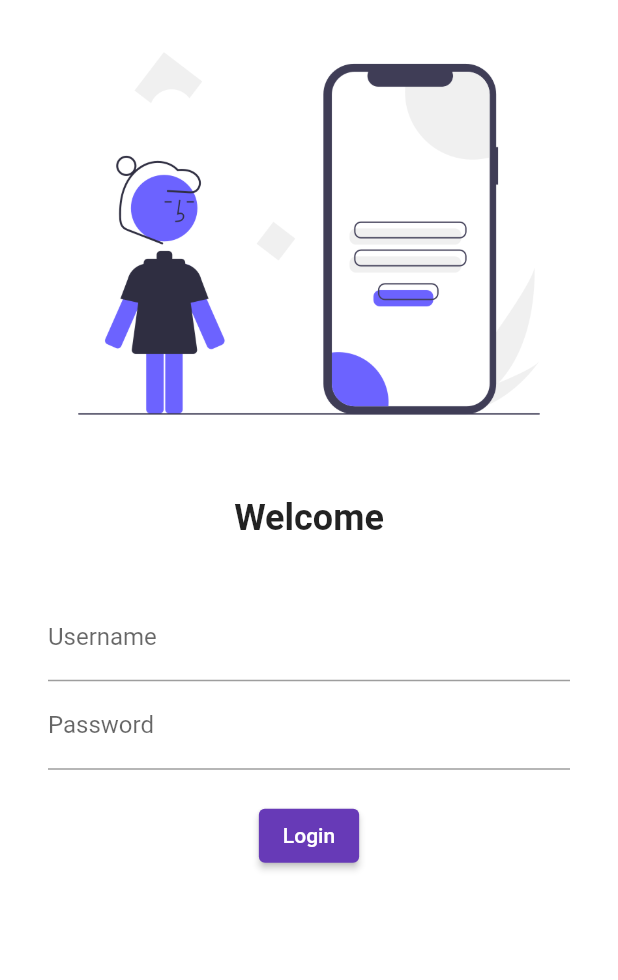
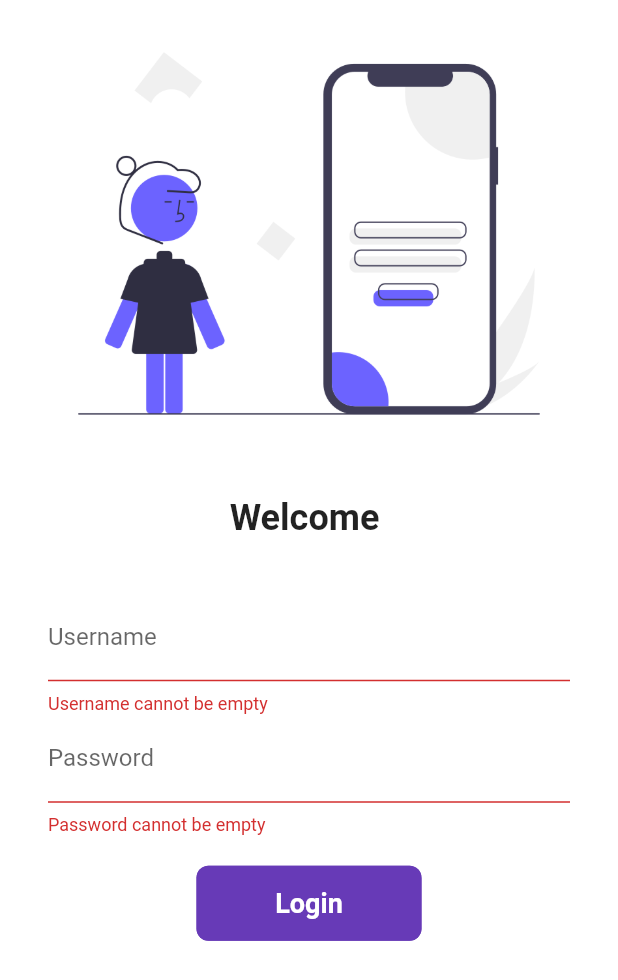
Before and after one commit to iftikh36/Ecommerce_APP, a Flutter app: the screen it shows after launch, after a tap on "Login", on a phone screen of 412 x 824 dp. Shown: the top 980 px of the screen. Run offline on Flutter 3.47's test engine with Material 2 defaults, Android fonts, the phone set to English and light mode, and no system bars; our stand-ins replace google_fonts.

Commit message:
Day-6 completed

```diff
--- a/lib/main.dart
+++ b/lib/main.dart
@@ -1,4 +1,5 @@
 import 'package:flutter/material.dart';
+import 'package:flutter_application_1/routes/my_routes.dart';
 import 'package:google_fonts/google_fonts.dart';
 import 'package:flutter_application_1/pages/home_page.dart';
 import 'package:flutter_application_1/pages/login_pages.dart';
@@ -19,10 +20,11 @@ class MyApp extends StatelessWidget {
         brightness: Brightness.dark,
         ),
       routes: {
-        "/":(context) => LoginPage(),
-        "/home":(context) => HomePage(),
+
+        MyRoutes.homeRoute:(context) => HomePage(),
         "/login":(context) => LoginPage()
       },
+      home: LoginPage(),
     );
   }
   }
--- a/lib/pages/login_pages.dart
+++ b/lib/pages/login_pages.dart
@@ -1,14 +1,44 @@
 import 'dart:ui';
 
 import 'package:flutter/material.dart';
+import '../routes/my_routes.dart';
 
-class LoginPage extends StatelessWidget {
+class LoginPage extends StatefulWidget {
+  @override
+  State<LoginPage> createState() => _LoginPageState();
+}
+
+class _LoginPageState extends State<LoginPage> {
+  String name = "";
+  bool changeButton = false;
+
+  final _formkey = GlobalKey<FormState>();
+  moveToHome(BuildContext context) async {
+    try {
+      if (_formkey.currentState!.validate()) {
+        setState(() {
+          changeButton = true;
+        });
+        await Future.delayed(Duration(seconds: 1));
+        await Navigator.pushNamed(context, MyRoutes.homeRoute);
+        setState(() {
+          changeButton = false;
+        });
+      }
+    } catch (er) {
+      print('null state');
+      // ScaffoldMessenger.of(context)
+      //     .showSnackBar(SnackBar(content: Text('Please fill details.')));
+    }
+  }
+
   @override
   Widget build(BuildContext context) {
     return Material(
         color: Colors.white,
-        child: Column(
-      children: [
+        child: Form(
+          key: _formkey,
+          child: Column(children: [
             Image.asset(
               "assets/images/login_image.png",
               fit: BoxFit.cover,
@@ -17,7 +47,7 @@ class LoginPage extends StatelessWidget {
               height: 20.0,
             ),
             Text(
-          "Welcome",
+              "Welcome $name",
               style: TextStyle(
                 fontSize: 24,
                 fontWeight: FontWeight.bold,
@@ -27,13 +57,25 @@ class LoginPage extends StatelessWidget {
               height: 20.0,
             ),
             Padding(
-         padding: const EdgeInsets.symmetric(vertical:16.0, horizontal: 32.0),
-         child: Column (children: [
+                padding: const EdgeInsets.symmetric(
+                    vertical: 16.0, horizontal: 32.0),
+                child: Column(children: [
                   TextFormField(
                     decoration: InputDecoration(
-              hintText: "Username",
+                      hintText: "Enter username",
                       labelText: "Username",
                     ),
+                    validator: (value) {
+                      if (value!.isEmpty) {
+                        return "Username cannot be empty";
+                      }
+
+                      return null;
+                    },
+                    onChanged: (value) {
+                      name = value;
+                      setState(() {});
+                    },
                   ),
                   TextFormField(
                     obscureText: true,
@@ -41,18 +83,58 @@ class LoginPage extends StatelessWidget {
                       hintText: "Enter password",
                       labelText: "Password",
                     ),
+                    validator: (value) {
+                      try {
+                        if (value!.isEmpty) {
+                          return "Password cannot be empty";
+                        } else if (value.length < 6) {
+                          return "Password length should be atleast 6";
+                        }
+                        return null;
+                      } catch (er) {
+                        return "Password cannot be empty";
+                        // return null;
+                      }
+                    },
                   ),
                   SizedBox(
                     height: 20.0,
                   ),
-          ElevatedButton(
-             child: Text("Login"),
-             onPressed: (){
-              print("Hi IFTIKHAR");
-             }
+                  Material(
+                    color: Colors.deepPurple,
+                    borderRadius: BorderRadius.circular(changeButton ? 50 : 8),
+                    child: InkWell(
+                      onTap: () => moveToHome(context),
+                      child: AnimatedContainer(
+                        duration: Duration(seconds: 1),
+                        width: changeButton ? 50 : 150,
+                        height: 50,
+                        alignment: Alignment.center,
+                        child: changeButton
+                            ? Icon(
+                                Icons.done,
+                                color: Colors.white,
+                              )
+                            : Text(
+                                "Login",
+                                style: TextStyle(
+                                    color: Colors.white,
+                                    fontWeight: FontWeight.bold,
+                                    fontSize: 18),
                               ),
-      ])
+                        decoration: BoxDecoration(
+                            color: Colors.deepPurple,
+                            borderRadius:
+                                BorderRadius.circular(changeButton ? 50 : 8)
+                            // shape: changeButton
+                            //? BoxShape.circle
+                            //: BoxShape.rectangle,
                             ),
-    ]));
+                      ),
+                    ),
+                  ),
+                ])),
+          ]),
+        ));
   }
 }
--- /dev/null
+++ b/lib/routes/my_routes.dart
@@ -0,0 +1,3 @@
+class MyRoutes {
+  static const homeRoute = '/homepage';
+}
```
Also changed, not shown: pubspec.lock, 7 other files. Lines whose indentation alone changed are shown as unchanged.
